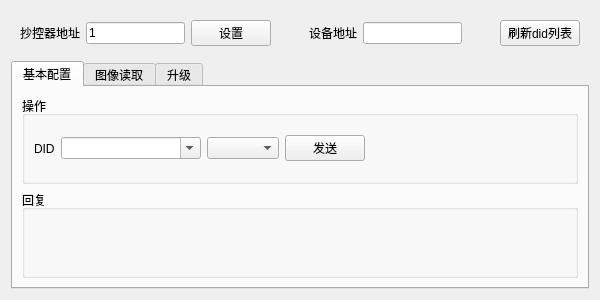
This is source/plug/oip_ui.ui in chopin1993/protocolmaster-20210731 as Qt 5 draws it before an edit. The edited form follows.
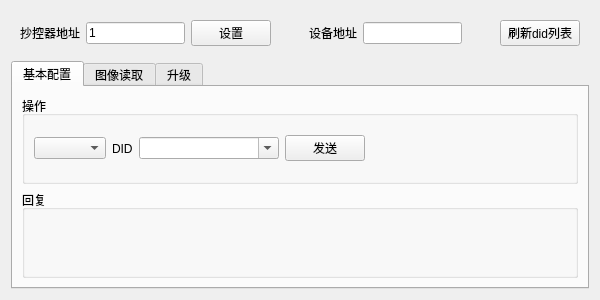
This is the edited form.

```diff
--- a/source/plug/oip_ui.ui
+++ b/source/plug/oip_ui.ui
@@ -100,6 +100,9 @@
           <string>操作</string>
          </property>
          <layout class="QHBoxLayout" name="horizontalLayout_4">
+          <item>
+           <widget class="QComboBox" name="cmdComboBox"/>
+          </item>
           <item>
            <widget class="QLabel" name="didLabel">
             <property name="text">
@@ -129,9 +132,6 @@
             </property>
            </widget>
           </item>
-          <item>
-           <widget class="QComboBox" name="cmdComboBox"/>
-          </item>
           <item>
            <widget class="QPushButton" name="sendPushButton">
             <property name="maximumSize">
```
